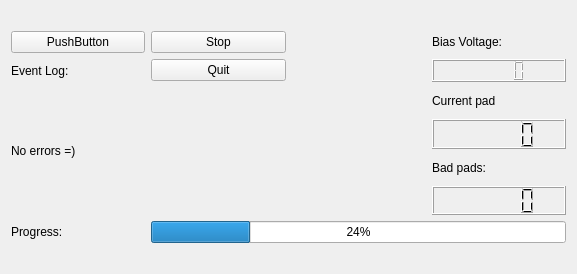
Chilldose/COMET, file COMET/QT_Designer_UI/Start_Stop.ui: the form before one commit.
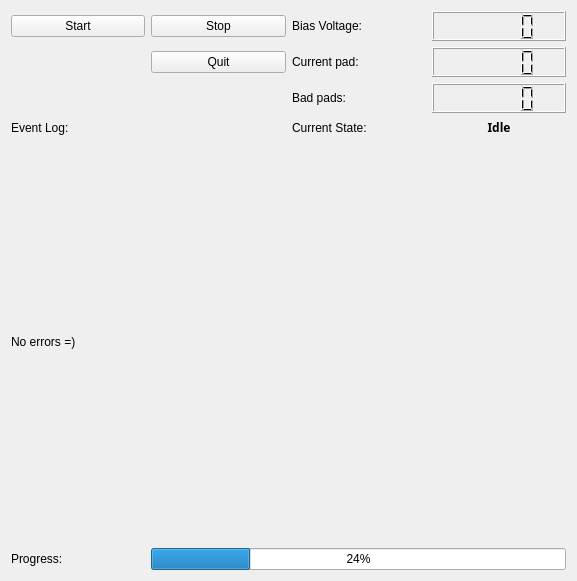
The form after the commit. Icons and pictures are not drawn.

Patch:
```diff
--- a/COMET/QT_Designer_UI/Start_Stop.ui
+++ b/COMET/QT_Designer_UI/Start_Stop.ui
@@ -15,91 +15,15 @@
   </property>
   <layout class="QVBoxLayout" name="verticalLayout">
    <item>
-    <layout class="QGridLayout" name="gridLayout">
-     <item row="4" column="3">
-      <widget class="QLabel" name="bad_pads_label">
-       <property name="maximumSize">
-        <size>
-         <width>16777215</width>
-         <height>25</height>
-        </size>
-       </property>
-       <property name="text">
-        <string>Bad pads:</string>
-       </property>
-      </widget>
-     </item>
-     <item row="3" column="3">
-      <widget class="QLCDNumber" name="current_pad_lcd">
-       <property name="maximumSize">
-        <size>
-         <width>16777215</width>
-         <height>30</height>
-        </size>
-       </property>
-      </widget>
-     </item>
-     <item row="6" column="0">
-      <widget class="QLabel" name="progress_label">
-       <property name="text">
-        <string>Progress:</string>
-       </property>
-      </widget>
-     </item>
-     <item row="6" column="1" colspan="3">
-      <widget class="QProgressBar" name="progressBar">
-       <property name="value">
-        <number>24</number>
-       </property>
-      </widget>
-     </item>
-     <item row="1" column="3">
-      <widget class="QLCDNumber" name="bias_voltage_lcd">
-       <property name="maximumSize">
-        <size>
-         <width>16777215</width>
-         <height>30</height>
-        </size>
-       </property>
-      </widget>
-     </item>
-     <item row="0" column="3">
-      <widget class="QLabel" name="bias_voltage_label">
-       <property name="maximumSize">
-        <size>
-         <width>16777215</width>
-         <height>25</height>
-        </size>
-       </property>
-       <property name="text">
-        <string>Bias Voltage:</string>
-       </property>
-      </widget>
-     </item>
-     <item row="2" column="3">
-      <widget class="QLabel" name="current_pad_label">
-       <property name="maximumSize">
-        <size>
-         <width>16777215</width>
-         <height>25</height>
-        </size>
-       </property>
-       <property name="text">
-        <string>Current pad</string>
-       </property>
-      </widget>
-     </item>
+    <layout class="QGridLayout" name="controls_layout">
      <item row="0" column="1">
       <widget class="QPushButton" name="stop_button">
        <property name="text">
         <string>Stop</string>
        </property>
-      </widget>
-     </item>
-     <item row="1" column="0">
-      <widget class="QLabel" name="event_log_label">
-       <property name="text">
-        <string>Event Log:</string>
+       <property name="icon">
+        <iconset resource="../images/svg_resources.qrc">
+         <normaloff>:/stop/stop.svg</normaloff>:/stop/stop.svg</iconset>
        </property>
       </widget>
      </item>
@@ -110,15 +34,36 @@
        </property>
       </widget>
      </item>
-     <item row="0" column="0">
-      <widget class="QPushButton" name="start_button">
-       <property name="text">
-        <string>PushButton</string>
+     <item row="0" column="3">
+      <widget class="QLCDNumber" name="bias_voltage_lcd">
+       <property name="minimumSize">
+        <size>
+         <width>0</width>
+         <height>30</height>
+        </size>
+       </property>
+       <property name="maximumSize">
+        <size>
+         <width>16777215</width>
+         <height>30</height>
+        </size>
+       </property>
+       <property name="smallDecimalPoint">
+        <bool>false</bool>
+       </property>
+       <property name="segmentStyle">
+        <enum>QLCDNumber::Filled</enum>
        </property>
       </widget>
      </item>
-     <item row="5" column="3">
+     <item row="2" column="3">
       <widget class="QLCDNumber" name="bad_pads_lcd">
+       <property name="minimumSize">
+        <size>
+         <width>0</width>
+         <height>30</height>
+        </size>
+       </property>
        <property name="maximumSize">
         <size>
          <width>16777215</width>
@@ -127,8 +72,62 @@
        </property>
       </widget>
      </item>
-     <item row="2" column="0" rowspan="4" colspan="3">
+     <item row="1" column="2">
+      <widget class="QLabel" name="current_pad_label">
+       <property name="maximumSize">
+        <size>
+         <width>16777215</width>
+         <height>25</height>
+        </size>
+       </property>
+       <property name="text">
+        <string>Current pad:</string>
+       </property>
+      </widget>
+     </item>
+     <item row="2" column="2">
+      <widget class="QLabel" name="bad_pads_label">
+       <property name="maximumSize">
+        <size>
+         <width>16777215</width>
+         <height>25</height>
+        </size>
+       </property>
+       <property name="text">
+        <string>Bad pads:</string>
+       </property>
+      </widget>
+     </item>
+     <item row="1" column="3">
+      <widget class="QLCDNumber" name="current_pad_lcd">
+       <property name="minimumSize">
+        <size>
+         <width>0</width>
+         <height>30</height>
+        </size>
+       </property>
+       <property name="maximumSize">
+        <size>
+         <width>16777215</width>
+         <height>30</height>
+        </size>
+       </property>
+      </widget>
+     </item>
+     <item row="4" column="0" rowspan="4" colspan="4">
       <widget class="QLabel" name="event_log">
+       <property name="minimumSize">
+        <size>
+         <width>0</width>
+         <height>400</height>
+        </size>
+       </property>
+       <property name="maximumSize">
+        <size>
+         <width>16777215</width>
+         <height>400</height>
+        </size>
+       </property>
        <property name="text">
         <string>No errors =)</string>
        </property>
@@ -140,6 +139,77 @@
        </property>
       </widget>
      </item>
+     <item row="8" column="1" colspan="3">
+      <widget class="QProgressBar" name="progressBar">
+       <property name="value">
+        <number>24</number>
+       </property>
+      </widget>
+     </item>
+     <item row="0" column="2">
+      <widget class="QLabel" name="bias_voltage_label">
+       <property name="maximumSize">
+        <size>
+         <width>16777215</width>
+         <height>25</height>
+        </size>
+       </property>
+       <property name="text">
+        <string>Bias Voltage:</string>
+       </property>
+      </widget>
+     </item>
+     <item row="8" column="0">
+      <widget class="QLabel" name="progress_label">
+       <property name="text">
+        <string>Progress:</string>
+       </property>
+      </widget>
+     </item>
+     <item row="0" column="0">
+      <widget class="QPushButton" name="start_button">
+       <property name="text">
+        <string>Start</string>
+       </property>
+       <property name="icon">
+        <iconset resource="../images/svg_resources.qrc">
+         <normaloff>:/play/start.svg</normaloff>:/play/start.svg</iconset>
+       </property>
+      </widget>
+     </item>
+     <item row="3" column="0" colspan="2">
+      <widget class="QLabel" name="event_log_label">
+       <property name="text">
+        <string>Event Log:</string>
+       </property>
+      </widget>
+     </item>
+     <item row="3" column="2">
+      <widget class="QLabel" name="state_label">
+       <property name="text">
+        <string>Current State:</string>
+       </property>
+      </widget>
+     </item>
+     <item row="3" column="3">
+      <widget class="QLabel" name="state_indi">
+       <property name="font">
+        <font>
+         <family>Perpetua Titling MT</family>
+         <pointsize>9</pointsize>
+         <weight>75</weight>
+         <bold>true</bold>
+         <kerning>true</kerning>
+        </font>
+       </property>
+       <property name="text">
+        <string>Idle</string>
+       </property>
+       <property name="alignment">
+        <set>Qt::AlignCenter</set>
+       </property>
+      </widget>
+     </item>
     </layout>
    </item>
   </layout>
```
Left out of the diff: 4 changed lines with no effect on the pictures.
